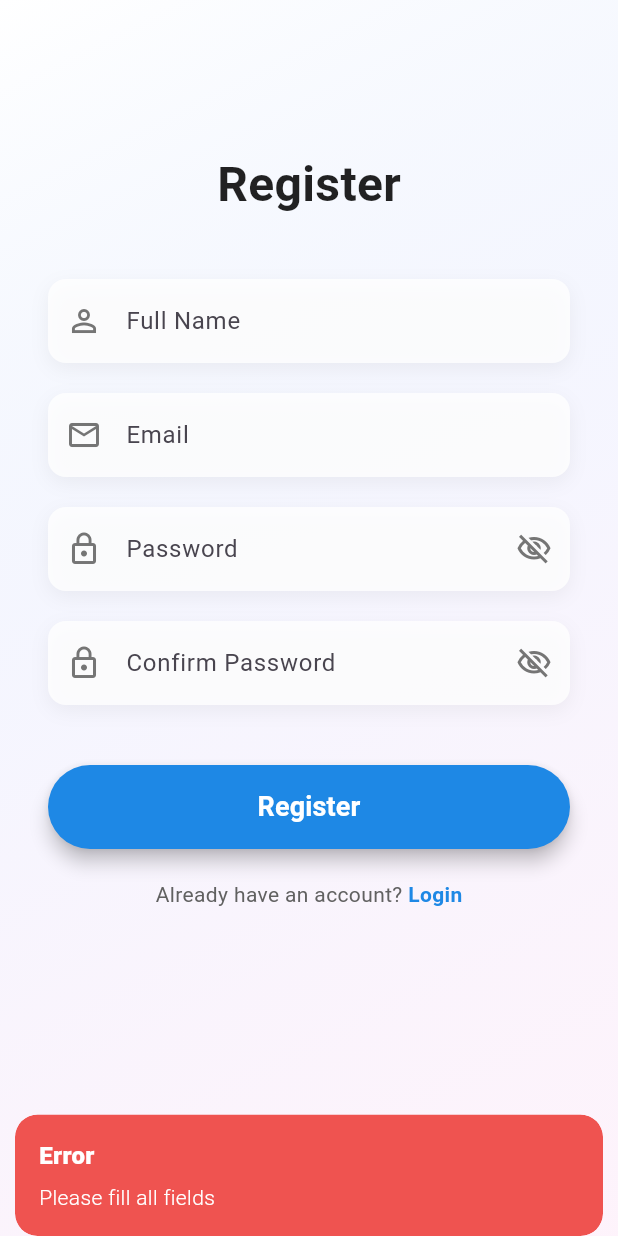
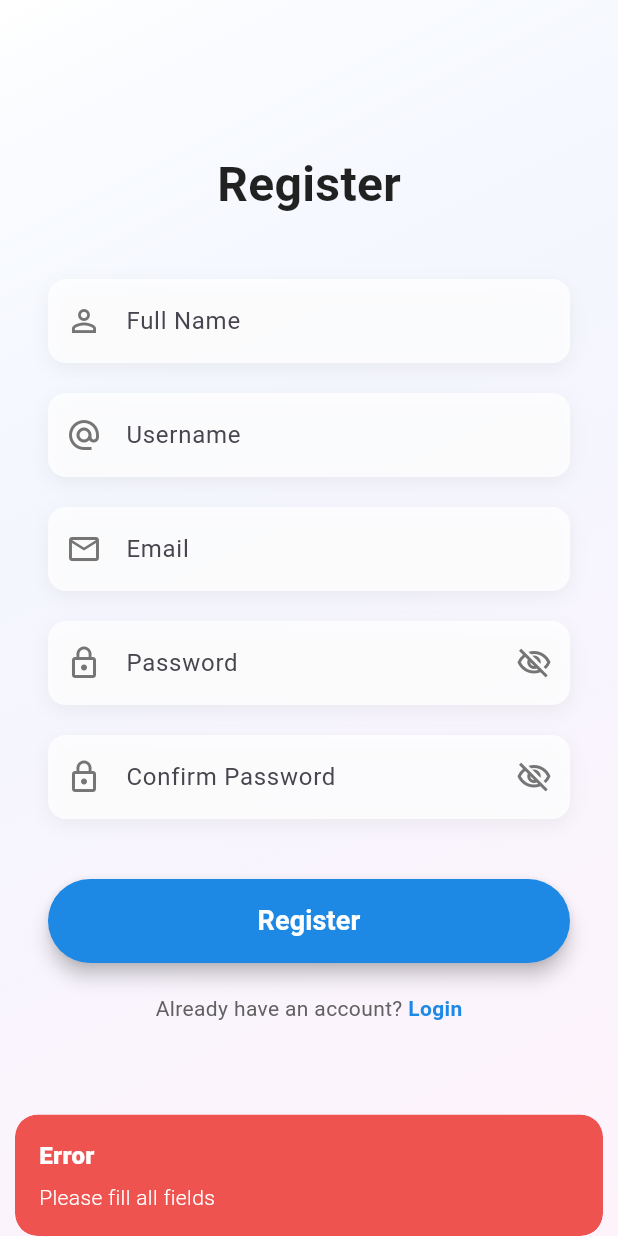
Before and after one commit to kodokbakar/smartwatch, a Flutter app: the RegisterView screen opened by its route, after a tap on "Register", on a phone screen of 412 x 824 dp. Run offline on Flutter 3.47's test engine with Material 3 defaults, Android fonts, the phone set to English and light mode, and no system bars; our stand-ins replace flutter_dotenv, get, supabase_flutter; accounts and stored records are empty.

Commit message:
Add username field to registration form and implement user registration logic

```diff
--- a/lib/app/modules/register/controllers/register_controller.dart
+++ b/lib/app/modules/register/controllers/register_controller.dart
@@ -1,8 +1,10 @@
 import 'package:flutter/material.dart';
 import 'package:get/get.dart';
+import 'package:supabase_flutter/supabase_flutter.dart';
 
 class RegisterController extends GetxController {
   final nameController = TextEditingController();
+  final usernameController = TextEditingController();
   final emailController = TextEditingController();
   final passwordController = TextEditingController();
   final confirmPasswordController = TextEditingController();
@@ -14,6 +16,7 @@ class RegisterController extends GetxController {
   @override
   void onClose() {
     nameController.dispose();
+    usernameController.dispose();
     emailController.dispose();
     passwordController.dispose();
     confirmPasswordController.dispose();
@@ -29,8 +32,8 @@ class RegisterController extends GetxController {
   }
 
   void register() async {
-    // Validation
     if (nameController.text.isEmpty ||
+        usernameController.text.isEmpty ||
         emailController.text.isEmpty ||
         passwordController.text.isEmpty ||
         confirmPasswordController.text.isEmpty) {
@@ -66,14 +69,47 @@ class RegisterController extends GetxController {
       return;
     }
 
+    final supabase = Supabase.instance.client;
+    final fullName = nameController.text.trim();
+    final username = usernameController.text.trim();
+    final email = emailController.text.trim();
+    final password = passwordController.text;
+
     isLoading.value = true;
 
-    // Simulate API call
-    await Future.delayed(Duration(seconds: 2));
+    try {
+      final AuthResponse response = await supabase.auth.signUp(
+        email: email,
+        password: password,
+        data: {
+          'full_name': fullName,
+          'username': username,
+        },
+      );
+
+      final user = response.user;
+
+      if (user == null) {
+        isLoading.value = false;
+        Get.snackbar(
+          'Error',
+          'Registration failed',
+          snackPosition: SnackPosition.BOTTOM,
+          backgroundColor: Colors.red.shade400,
+          colorText: Colors.white,
+        );
+        return;
+      }
+
+      await supabase.from('user').insert({
+        'id': user.id,
+        'email': email,
+        'username': username,
+        'full_name': fullName,
+      });
 
       isLoading.value = false;
 
-    // Show success message
       Get.snackbar(
         'Success',
         'Registration successful!',
@@ -82,7 +118,25 @@ class RegisterController extends GetxController {
         colorText: Colors.white,
       );
 
-    // Navigate to login
       Get.offNamed('/login');
+    } on AuthException catch (e) {
+      isLoading.value = false;
+      Get.snackbar(
+        'Error',
+        e.message,
+        snackPosition: SnackPosition.BOTTOM,
+        backgroundColor: Colors.red.shade400,
+        colorText: Colors.white,
+      );
+    } catch (e) {
+      isLoading.value = false;
+      Get.snackbar(
+        'Error',
+        'Something went wrong',
+        snackPosition: SnackPosition.BOTTOM,
+        backgroundColor: Colors.red.shade400,
+        colorText: Colors.white,
+      );
     }
   }
+}
--- a/lib/app/modules/register/views/register_view.dart
+++ b/lib/app/modules/register/views/register_view.dart
@@ -33,7 +33,6 @@ class RegisterView extends GetView<RegisterController> {
               mainAxisAlignment: MainAxisAlignment.center,
               children: [
                 SizedBox(height: 60),
-                // Register Title
                 Text(
                   'Register',
                   style: TextStyle(
@@ -43,7 +42,6 @@ class RegisterView extends GetView<RegisterController> {
                   ),
                 ),
                 SizedBox(height: 40),
-                // Name Field
                 Container(
                   decoration: BoxDecoration(
                     color: Colors.white.withOpacity(0.8),
@@ -74,7 +72,36 @@ class RegisterView extends GetView<RegisterController> {
                   ),
                 ),
                 SizedBox(height: 20),
-                // Email Field
+                Container(
+                  decoration: BoxDecoration(
+                    color: Colors.white.withOpacity(0.8),
+                    borderRadius: BorderRadius.circular(12),
+                    boxShadow: [
+                      BoxShadow(
+                        color: Colors.black.withOpacity(0.05),
+                        blurRadius: 10,
+                        offset: Offset(0, 4),
+                      ),
+                    ],
+                  ),
+                  child: TextField(
+                    controller: controller.usernameController,
+                    keyboardType: TextInputType.text,
+                    decoration: InputDecoration(
+                      hintText: 'Username',
+                      prefixIcon: Icon(
+                        Icons.alternate_email,
+                        color: Colors.grey.shade600,
+                      ),
+                      border: InputBorder.none,
+                      contentPadding: EdgeInsets.symmetric(
+                        horizontal: 20,
+                        vertical: 16,
+                      ),
+                    ),
+                  ),
+                ),
+                SizedBox(height: 20),
                 Container(
                   decoration: BoxDecoration(
                     color: Colors.white.withOpacity(0.8),
@@ -105,7 +132,6 @@ class RegisterView extends GetView<RegisterController> {
                   ),
                 ),
                 SizedBox(height: 20),
-                // Password Field
                 Obx(
                   () => Container(
                     decoration: BoxDecoration(
@@ -147,7 +173,6 @@ class RegisterView extends GetView<RegisterController> {
                   ),
                 ),
                 SizedBox(height: 20),
-                // Confirm Password Field
                 Obx(
                   () => Container(
                     decoration: BoxDecoration(
@@ -189,7 +214,6 @@ class RegisterView extends GetView<RegisterController> {
                   ),
                 ),
                 SizedBox(height: 40),
-                // Register Button
                 Obx(
                   () => SizedBox(
                     width: double.infinity,
@@ -227,7 +251,6 @@ class RegisterView extends GetView<RegisterController> {
                   ),
                 ),
                 SizedBox(height: 20),
-                // Already have account text
                 Row(
                   mainAxisAlignment: MainAxisAlignment.center,
                   children: [
```
Lines whose indentation alone changed are shown as unchanged.
